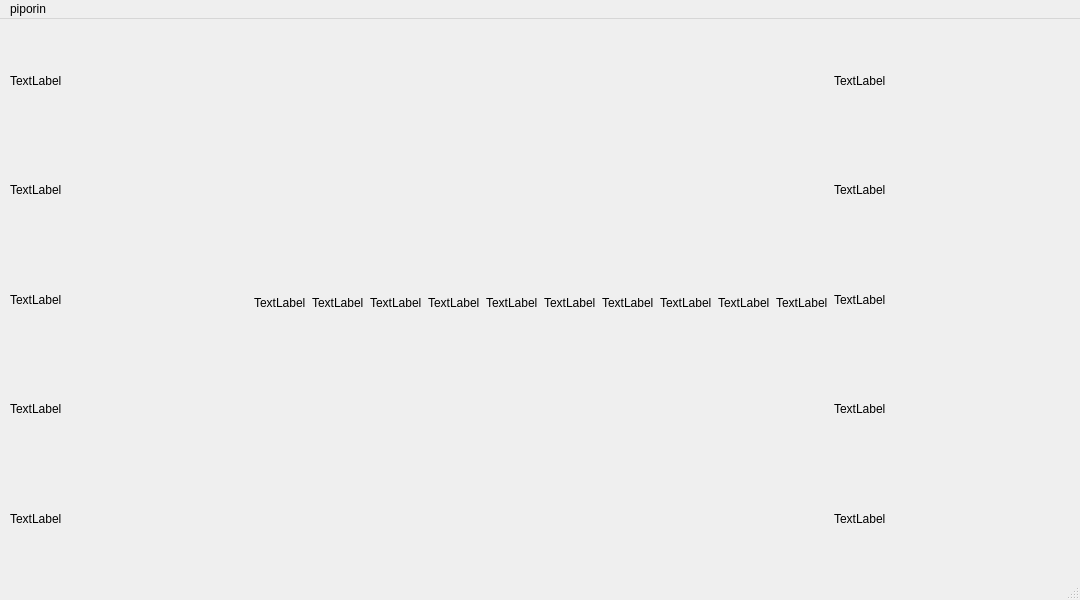
The window that CEThreads_GUI/mainwindow.ui (Dcastroe10/CEThreads) describes before a commit, drawn with Qt 5.
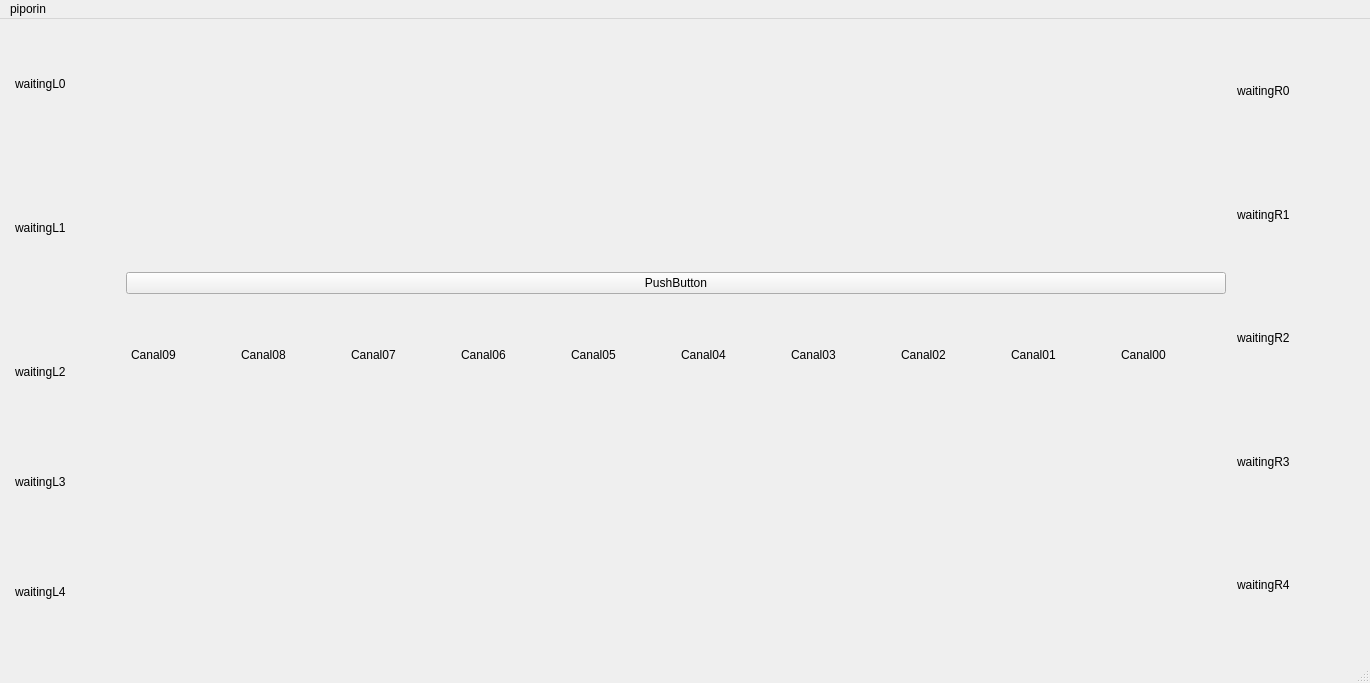
The same window after the commit. Icons and pictures are not drawn.

The edit to the form file:
```diff
--- a/CEThreads_GUI/mainwindow.ui
+++ b/CEThreads_GUI/mainwindow.ui
@@ -6,8 +6,8 @@
    <rect>
     <x>0</x>
     <y>0</y>
-    <width>1080</width>
-    <height>600</height>
+    <width>1370</width>
+    <height>683</height>
    </rect>
   </property>
   <property name="windowTitle">
@@ -19,11 +19,173 @@
      <rect>
       <x>10</x>
       <y>10</y>
-      <width>1061</width>
-      <height>541</height>
+      <width>1344</width>
+      <height>618</height>
      </rect>
     </property>
     <layout class="QGridLayout" name="gridLayout">
+     <item row="0" column="2" rowspan="4">
+      <layout class="QVBoxLayout" name="Waiting_Right">
+       <property name="spacing">
+        <number>10</number>
+       </property>
+       <property name="sizeConstraint">
+        <enum>QLayout::SizeConstraint::SetFixedSize</enum>
+       </property>
+       <property name="leftMargin">
+        <number>5</number>
+       </property>
+       <property name="topMargin">
+        <number>5</number>
+       </property>
+       <property name="rightMargin">
+        <number>5</number>
+       </property>
+       <property name="bottomMargin">
+        <number>5</number>
+       </property>
+       <item>
+        <widget class="QLabel" name="waitingR0">
+         <property name="text">
+          <string>waitingR0</string>
+         </property>
+        </widget>
+       </item>
+       <item>
+        <widget class="QLabel" name="waitingR1">
+         <property name="text">
+          <string>waitingR1</string>
+         </property>
+        </widget>
+       </item>
+       <item>
+        <widget class="QLabel" name="waitingR2">
+         <property name="text">
+          <string>waitingR2</string>
+         </property>
+        </widget>
+       </item>
+       <item>
+        <widget class="QLabel" name="waitingR3">
+         <property name="text">
+          <string>waitingR3</string>
+         </property>
+        </widget>
+       </item>
+       <item>
+        <widget class="QLabel" name="waitingR4">
+         <property name="text">
+          <string>waitingR4</string>
+         </property>
+        </widget>
+       </item>
+      </layout>
+     </item>
+     <item row="0" column="0" rowspan="4">
+      <layout class="QVBoxLayout" name="Waiting_Left">
+       <property name="spacing">
+        <number>10</number>
+       </property>
+       <property name="sizeConstraint">
+        <enum>QLayout::SizeConstraint::SetFixedSize</enum>
+       </property>
+       <property name="leftMargin">
+        <number>5</number>
+       </property>
+       <property name="topMargin">
+        <number>5</number>
+       </property>
+       <property name="rightMargin">
+        <number>5</number>
+       </property>
+       <property name="bottomMargin">
+        <number>5</number>
+       </property>
+       <item>
+        <widget class="QLabel" name="waitingL0">
+         <property name="sizePolicy">
+          <sizepolicy hsizetype="Fixed" vsizetype="Fixed">
+           <horstretch>0</horstretch>
+           <verstretch>0</verstretch>
+          </sizepolicy>
+         </property>
+         <property name="minimumSize">
+          <size>
+           <width>100</width>
+           <height>100</height>
+          </size>
+         </property>
+         <property name="text">
+          <string>waitingL0</string>
+         </property>
+        </widget>
+       </item>
+       <item>
+        <widget class="QLabel" name="waitingL1">
+         <property name="text">
+          <string>waitingL1</string>
+         </property>
+        </widget>
+       </item>
+       <item>
+        <widget class="QLabel" name="waitingL2">
+         <property name="sizePolicy">
+          <sizepolicy hsizetype="Fixed" vsizetype="Fixed">
+           <horstretch>0</horstretch>
+           <verstretch>0</verstretch>
+          </sizepolicy>
+         </property>
+         <property name="minimumSize">
+          <size>
+           <width>100</width>
+           <height>100</height>
+          </size>
+         </property>
+         <property name="text">
+          <string>waitingL2</string>
+         </property>
+        </widget>
+       </item>
+       <item>
+        <widget class="QLabel" name="waitingL3">
+         <property name="sizePolicy">
+          <sizepolicy hsizetype="Fixed" vsizetype="Fixed">
+           <horstretch>0</horstretch>
+           <verstretch>0</verstretch>
+          </sizepolicy>
+         </property>
+         <property name="minimumSize">
+          <size>
+           <width>100</width>
+           <height>100</height>
+          </size>
+         </property>
+         <property name="text">
+          <string>waitingL3</string>
+         </property>
+        </widget>
+       </item>
+       <item>
+        <widget class="QLabel" name="waitingL4">
+         <property name="sizePolicy">
+          <sizepolicy hsizetype="Fixed" vsizetype="Fixed">
+           <horstretch>0</horstretch>
+           <verstretch>0</verstretch>
+          </sizepolicy>
+         </property>
+         <property name="minimumSize">
+          <size>
+           <width>100</width>
+           <height>100</height>
+          </size>
+         </property>
+         <property name="text">
+          <string>waitingL4</string>
+         </property>
+        </widget>
+       </item>
+      </layout>
+     </item>
      <item row="0" column="1">
       <spacer name="verticalSpacer_2">
        <property name="orientation">
@@ -40,174 +202,241 @@
        </property>
       </spacer>
      </item>
-     <item row="0" column="0" rowspan="3">
-      <layout class="QVBoxLayout" name="verticalLayout">
-       <item>
-        <widget class="QLabel" name="label_11">
-         <property name="text">
-          <string>TextLabel</string>
-         </property>
-        </widget>
-       </item>
-       <item>
-        <widget class="QLabel" name="label_12">
-         <property name="text">
-          <string>TextLabel</string>
-         </property>
-        </widget>
-       </item>
-       <item>
-        <widget class="QLabel" name="label_13">
-         <property name="text">
-          <string>TextLabel</string>
-         </property>
-        </widget>
-       </item>
-       <item>
-        <widget class="QLabel" name="label_14">
-         <property name="text">
-          <string>TextLabel</string>
-         </property>
-        </widget>
-       </item>
-       <item>
-        <widget class="QLabel" name="label_15">
-         <property name="text">
-          <string>TextLabel</string>
-         </property>
-        </widget>
-       </item>
-      </layout>
+     <item row="3" column="1">
+      <spacer name="verticalSpacer">
+       <property name="orientation">
+        <enum>Qt::Orientation::Vertical</enum>
+       </property>
+       <property name="sizeType">
+        <enum>QSizePolicy::Policy::Fixed</enum>
+       </property>
+       <property name="sizeHint" stdset="0">
+        <size>
+         <width>20</width>
+         <height>200</height>
+        </size>
+       </property>
+      </spacer>
      </item>
-     <item row="1" column="1">
-      <layout class="QHBoxLayout" name="horizontalLayout">
+     <item row="2" column="1">
+      <layout class="QHBoxLayout" name="El_canal">
+       <property name="spacing">
+        <number>10</number>
+       </property>
+       <property name="sizeConstraint">
+        <enum>QLayout::SizeConstraint::SetFixedSize</enum>
+       </property>
+       <property name="leftMargin">
+        <number>5</number>
+       </property>
+       <property name="topMargin">
+        <number>5</number>
+       </property>
+       <property name="rightMargin">
+        <number>5</number>
+       </property>
+       <property name="bottomMargin">
+        <number>5</number>
+       </property>
        <item>
         <widget class="QLabel" name="canal09">
+         <property name="sizePolicy">
+          <sizepolicy hsizetype="Fixed" vsizetype="Fixed">
+           <horstretch>0</horstretch>
+           <verstretch>0</verstretch>
+          </sizepolicy>
+         </property>
+         <property name="minimumSize">
+          <size>
+           <width>100</width>
+           <height>100</height>
+          </size>
+         </property>
          <property name="text">
-          <string>TextLabel</string>
+          <string>Canal09</string>
          </property>
         </widget>
        </item>
        <item>
         <widget class="QLabel" name="canal08">
+         <property name="sizePolicy">
+          <sizepolicy hsizetype="Fixed" vsizetype="Fixed">
+           <horstretch>0</horstretch>
+           <verstretch>0</verstretch>
+          </sizepolicy>
+         </property>
+         <property name="minimumSize">
+          <size>
+           <width>100</width>
+           <height>100</height>
+          </size>
+         </property>
          <property name="text">
-          <string>TextLabel</string>
+          <string>Canal08</string>
          </property>
         </widget>
        </item>
        <item>
         <widget class="QLabel" name="canal07">
+         <property name="sizePolicy">
+          <sizepolicy hsizetype="Fixed" vsizetype="Fixed">
+           <horstretch>0</horstretch>
+           <verstretch>0</verstretch>
+          </sizepolicy>
+         </property>
+         <property name="minimumSize">
+          <size>
+           <width>100</width>
+           <height>100</height>
+          </size>
+         </property>
          <property name="text">
-          <string>TextLabel</string>
+          <string>Canal07</string>
          </property>
         </widget>
        </item>
        <item>
         <widget class="QLabel" name="canal06">
+         <property name="sizePolicy">
+          <sizepolicy hsizetype="Fixed" vsizetype="Fixed">
+           <horstretch>0</horstretch>
+           <verstretch>0</verstretch>
+          </sizepolicy>
+         </property>
+         <property name="minimumSize">
+          <size>
+           <width>100</width>
+           <height>100</height>
+          </size>
+         </property>
          <property name="text">
-          <string>TextLabel</string>
+          <string>Canal06</string>
          </property>
         </widget>
        </item>
        <item>
         <widget class="QLabel" name="canal05">
+         <property name="sizePolicy">
+          <sizepolicy hsizetype="Fixed" vsizetype="Fixed">
+           <horstretch>0</horstretch>
+           <verstretch>0</verstretch>
+          </sizepolicy>
+         </property>
+         <property name="minimumSize">
+          <size>
+           <width>100</width>
+           <height>100</height>
+          </size>
+         </property>
          <property name="text">
-          <string>TextLabel</string>
+          <string>Canal05</string>
          </property>
         </widget>
        </item>
        <item>
         <widget class="QLabel" name="canal04">
+         <property name="sizePolicy">
+          <sizepolicy hsizetype="Fixed" vsizetype="Fixed">
+           <horstretch>0</horstretch>
+           <verstretch>0</verstretch>
+          </sizepolicy>
+         </property>
+         <property name="minimumSize">
+          <size>
+           <width>100</width>
+           <height>100</height>
+          </size>
+         </property>
          <property name="text">
-          <string>TextLabel</string>
+          <string>Canal04</string>
          </property>
         </widget>
        </item>
        <item>
         <widget class="QLabel" name="canal03">
+         <property name="sizePolicy">
+          <sizepolicy hsizetype="Fixed" vsizetype="Fixed">
+           <horstretch>0</horstretch>
+           <verstretch>0</verstretch>
+          </sizepolicy>
+         </property>
+         <property name="minimumSize">
+          <size>
+           <width>100</width>
+           <height>100</height>
+          </size>
+         </property>
          <property name="text">
-          <string>TextLabel</string>
+          <string>Canal03</string>
          </property>
         </widget>
        </item>
        <item>
         <widget class="QLabel" name="canal02">
+         <property name="sizePolicy">
+          <sizepolicy hsizetype="Fixed" vsizetype="Fixed">
+           <horstretch>0</horstretch>
+           <verstretch>0</verstretch>
+          </sizepolicy>
+         </property>
+         <property name="minimumSize">
+          <size>
+           <width>100</width>
+           <height>100</height>
+          </size>
+         </property>
          <property name="text">
-          <string>TextLabel</string>
+          <string>Canal02</string>
          </property>
         </widget>
        </item>
        <item>
         <widget class="QLabel" name="canal01">
-         <property name="text">
-          <string>TextLabel</string>
+         <property name="sizePolicy">
+          <sizepolicy hsizetype="Fixed" vsizetype="Fixed">
+           <horstretch>0</horstretch>
+           <verstretch>0</verstretch>
+          </sizepolicy>
          </property>
-        </widget>
-       </item>
-       <item>
-        <widget class="QLabel" name="canal0">
-         <property name="text">
-          <string>TextLabel</string>
+         <property name="minimumSize">
+          <size>
+           <width>100</width>
+           <height>100</height>
+          </size>
          </property>
-        </widget>
-       </item>
-      </layout>
-     </item>
-     <item row="2" column="1">
-      <spacer name="verticalSpacer">
-       <property name="orientation">
-        <enum>Qt::Vertical</enum>
-       </property>
-       <property name="sizeType">
-        <enum>QSizePolicy::Fixed</enum>
-       </property>
-       <property name="sizeHint" stdset="0">
-        <size>
-         <width>20</width>
-         <height>200</height>
-        </size>
-       </property>
-      </spacer>
-     </item>
-     <item row="0" column="2" rowspan="3">
-      <layout class="QVBoxLayout" name="verticalLayout_2">
-       <item>
-        <widget class="QLabel" name="label_16">
          <property name="text">
-          <string>TextLabel</string>
+          <string>Canal01</string>
          </property>
         </widget>
        </item>
        <item>
-        <widget class="QLabel" name="label_17">
-         <property name="text">
-          <string>TextLabel</string>
+        <widget class="QLabel" name="canal00">
+         <property name="sizePolicy">
+          <sizepolicy hsizetype="Fixed" vsizetype="Fixed">
+           <horstretch>0</horstretch>
+           <verstretch>0</verstretch>
+          </sizepolicy>
          </property>
-        </widget>
-       </item>
-       <item>
-        <widget class="QLabel" name="label_18">
-         <property name="text">
-          <string>TextLabel</string>
+         <property name="minimumSize">
+          <size>
+           <width>100</width>
+           <height>100</height>
+          </size>
          </property>
-        </widget>
-       </item>
-       <item>
-        <widget class="QLabel" name="label_19">
          <property name="text">
-          <string>TextLabel</string>
+          <string>Canal00</string>
          </property>
         </widget>
        </item>
-       <item>
-        <widget class="QLabel" name="label_20">
-         <property name="text">
-          <string>TextLabel</string>
-         </property>
-        </widget>
-       </item>
       </layout>
      </item>
+     <item row="1" column="1">
+      <widget class="QPushButton" name="pruebaStructs">
+       <property name="text">
+        <string>PushButton</string>
+       </property>
+      </widget>
+     </item>
     </layout>
    </widget>
   </widget>
@@ -216,10 +445,25 @@
     <rect>
      <x>0</x>
      <y>0</y>
-     <width>1080</width>
-     <height>23</height>
+     <width>1370</width>
+     <height>26</height>
     </rect>
    </property>
+   <property name="sizePolicy">
+    <sizepolicy hsizetype="MinimumExpanding" vsizetype="Fixed">
+     <horstretch>0</horstretch>
+     <verstretch>0</verstretch>
+    </sizepolicy>
+   </property>
+   <property name="minimumSize">
+    <size>
+     <width>0</width>
+     <height>2</height>
+    </size>
+   </property>
+   <property name="autoFillBackground">
+    <bool>false</bool>
+   </property>
    <widget class="QMenu" name="menupiporin">
     <property name="title">
      <string>piporin</string>
```
Left out of the diff: 4 changed lines with no effect on the pictures.
